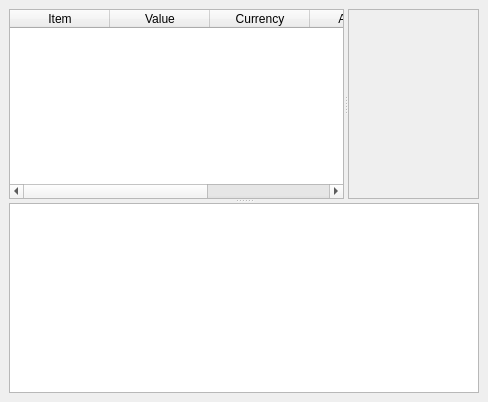
First picture: the form in branches/0.2/profit/widgets/ui_accountdisplay.ui, repository radupaul/profitpy, before the edit.
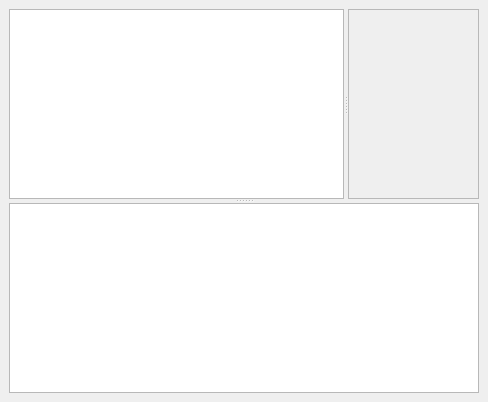
Second picture: the form after the edit. Custom widgets are drawn as their Qt base class.

Commit message: Changed account display and plot controls to use model/views.

What changed in the file:
```diff
--- a/branches/0.2/profit/widgets/ui_accountdisplay.ui
+++ b/branches/0.2/profit/widgets/ui_accountdisplay.ui
@@ -28,7 +28,7 @@
       <property name="orientation" >
        <enum>Qt::Horizontal</enum>
       </property>
-      <widget class="LocalTable" name="accountValuesTable" >
+      <widget class="QTableView" name="accountValuesTable" >
        <property name="alternatingRowColors" >
         <bool>true</bool>
        </property>
@@ -41,31 +41,6 @@
        <property name="gridStyle" >
         <enum>Qt::DotLine</enum>
        </property>
-       <column>
-        <property name="text" >
-         <string>Item</string>
-        </property>
-       </column>
-       <column>
-        <property name="text" >
-         <string>Value</string>
-        </property>
-       </column>
-       <column>
-        <property name="text" >
-         <string>Currency</string>
-        </property>
-       </column>
-       <column>
-        <property name="text" >
-         <string>Account</string>
-        </property>
-       </column>
-       <column>
-        <property name="text" >
-         <string>Plot</string>
-        </property>
-       </column>
       </widget>
       <widget class="QFrame" name="plotFrame" >
        <property name="frameShape" >
```
The commit also changes 8 other files.
